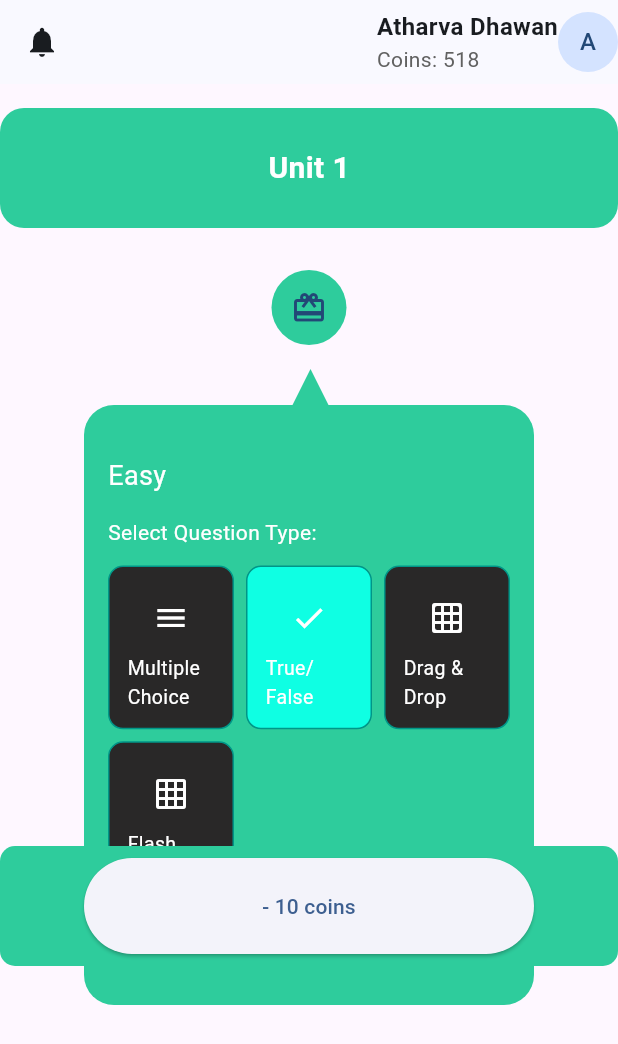
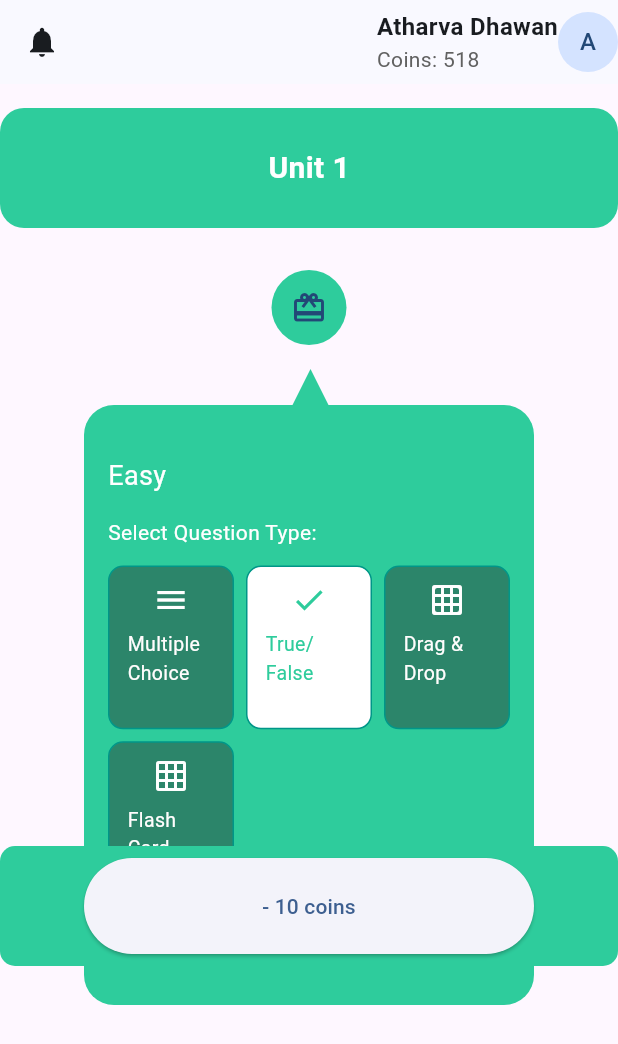
Before and after one commit to Adnanjamal18/thegoodgametheorygame, a Flutter app: the screen it shows after launch, on a phone screen of 412 x 824 dp. Shown: the top 1044 px of the screen. Run offline on Flutter 3.47's test engine with Material 3 defaults, Android fonts, the phone set to English and light mode, and no system bars; our stand-ins replace firebase_auth, firebase_core; accounts and stored records are empty.

Commit message:
styling change

```diff
--- a/lib/screens/home.dart
+++ b/lib/screens/home.dart
@@ -11,17 +11,18 @@ class HomeScreen extends StatefulWidget {
 }
 
 class _HomeScreenState extends State<HomeScreen> {
-  @override
-  Widget build(BuildContext context) {
   int coins = 518;
+     int selectedIndex = 1;
     final List<Map<String, dynamic>> questionTypes = [
   {'icon': Icons.menu, 'title': 'Multiple Choice'},
   {'icon': Icons.check, 'title': 'True/False'},
   {'icon': Icons.grid_on_rounded, 'title': 'Drag & Drop'},
   {'icon': Icons.grid_on_outlined, 'title': 'Flash Card'},
 ];
+  @override
+  Widget build(BuildContext context) {
 
-int selectedIndex = 1; // Example default
+
 
     return SafeArea(
       child: Scaffold(
@@ -126,18 +127,12 @@ int selectedIndex = 1; // Example default
                itemBuilder: (context, index) {
     final item = questionTypes[index];
     return _questionTypeButton(
-                    Icon(item['icon']),
+      item['icon'],
       item['title'],
-                    isSelected: index == selectedIndex,
-                    // onTap: () {
-                    //   setState(() {
-                    //     selectedIndex = index;
-                    //   });
-                    // },
+      index,
     );
   },
               ),
-
                 SizedBox(height: 16),
 
               ],
@@ -204,6 +199,41 @@ int selectedIndex = 1; // Example default
     );
 
   }
+  Widget _questionTypeButton(IconData icon, String title, int index) {
+    bool isSelected = index == selectedIndex;
+    return InkWell(
+      onTap: () {
+        setState(() {
+          selectedIndex = index;
+        });
+      },
+      child: Container(
+        padding: EdgeInsets.symmetric(vertical: 10, horizontal: 12),
+        decoration: BoxDecoration(
+          color: isSelected
+              ? const Color.fromARGB(255, 255, 255, 255)
+              : const Color.fromARGB(111, 41, 40, 40),
+          borderRadius: BorderRadius.circular(10),
+          border: Border.all(color: Colors.teal),
+        ),
+        child: Column(
+          children: [
+             Icon(icon,color:  isSelected
+              ? Color.fromARGB(255,46,204,156)
+              : const Color.fromARGB(255, 255, 255, 255),),
+            SizedBox(height: 8),
+            Text(
+              title,
+              style: TextStyle(color: isSelected
+              ? Color.fromARGB(255,46,204,156)
+              : const Color.fromARGB(255, 255, 253, 253), fontSize: 13),
+            ),
+          ],
+        ),
+      ),
+    );
+  }
+
 }
 class TrianglePainter extends CustomPainter {
   @override
@@ -225,31 +255,38 @@ class TrianglePainter extends CustomPainter {
 }
 
 
-Widget _questionTypeButton(Icon icon, String title, {bool isSelected = false}) {
-  return Container(
-    padding: EdgeInsets.symmetric(vertical: 10, horizontal: 12),
-    decoration: BoxDecoration(
-      color: isSelected ?
-      const Color.fromARGB(255, 15, 255, 227) :
-      const Color.fromARGB(255, 41, 40, 40),
-      borderRadius: BorderRadius.circular(10),
-      border: Border.all(color: Colors.teal),
-    ),
-    child: Column(
-      children: [
-        IconButton(onPressed: () {
-          isSelected = true;
-        }, icon: icon ,style: IconButton.styleFrom(
-          hoverColor: Colors.greenAccent,
-          foregroundColor: Colors.white
+// Widget _questionTypeButton(Icon icon, String title, {bool isSelected = false}) {
+//   return InkWell(
+//     onTap: () {
 
-        ),
-        ),
-        Text(title,
-        style: TextStyle(color: Colors.white,
-        fontSize: 13),)
-      ],
-    )
-  );
- }
+//     },
+//     hoverColor: Colors.grey,
+//     focusColor: Colors.grey,
+//     child: Container(
+//       padding: EdgeInsets.symmetric(vertical: 10, horizontal: 12),
+//       decoration: BoxDecoration(
+//         color: isSelected ?
+//         const Color.fromARGB(255, 15, 255, 227) :
+//         const Color.fromARGB(255, 41, 40, 40),
+//         borderRadius: BorderRadius.circular(10),
+//         border: Border.all(color: Colors.teal),
+//       ),
+//       child: Column(
+//         children: [
+//           IconButton(onPressed: () {
+//             isSelected = true;
+//           }, icon: icon ,style: IconButton.styleFrom(
+//             hoverColor: Colors.greenAccent,
+//             foregroundColor: Colors.white
+
+//           ),
+//           ),
+//           Text(title,
+//           style: TextStyle(color: Colors.white,
+//           fontSize: 13),)
+//         ],
+//       )
+//     ),
+//   );
+//  }
 // color: isSelected ? Colors.white : Colors.teal,
```
Also changed, not shown: 4 other files. Lines whose indentation alone changed are shown as unchanged.
